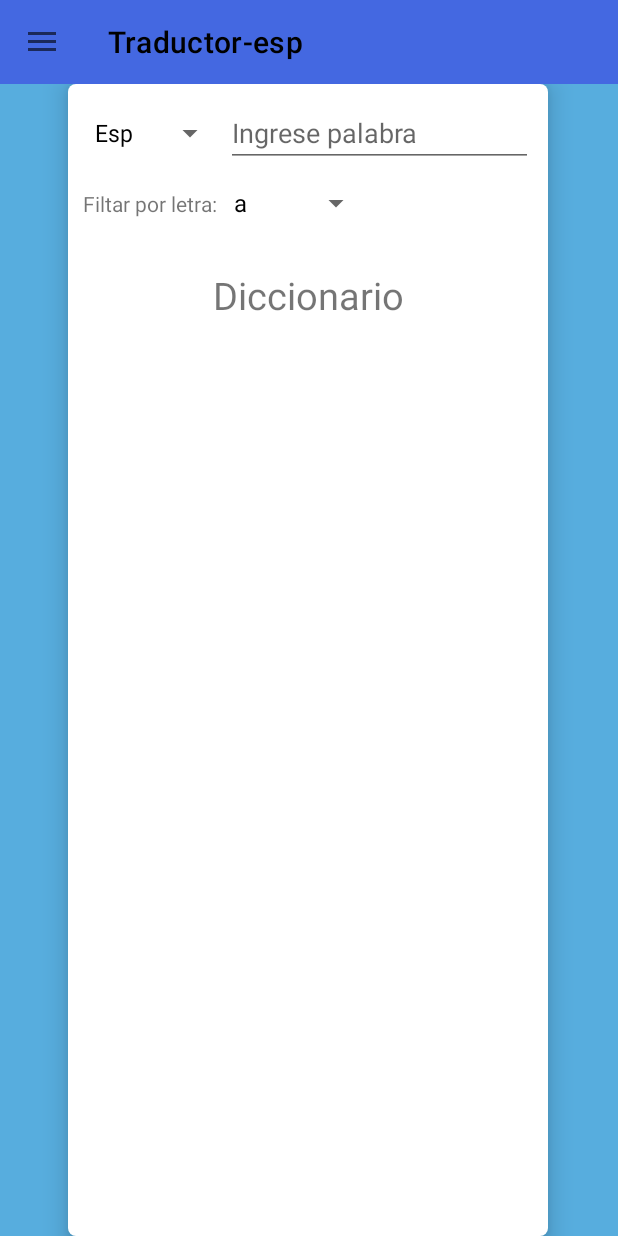
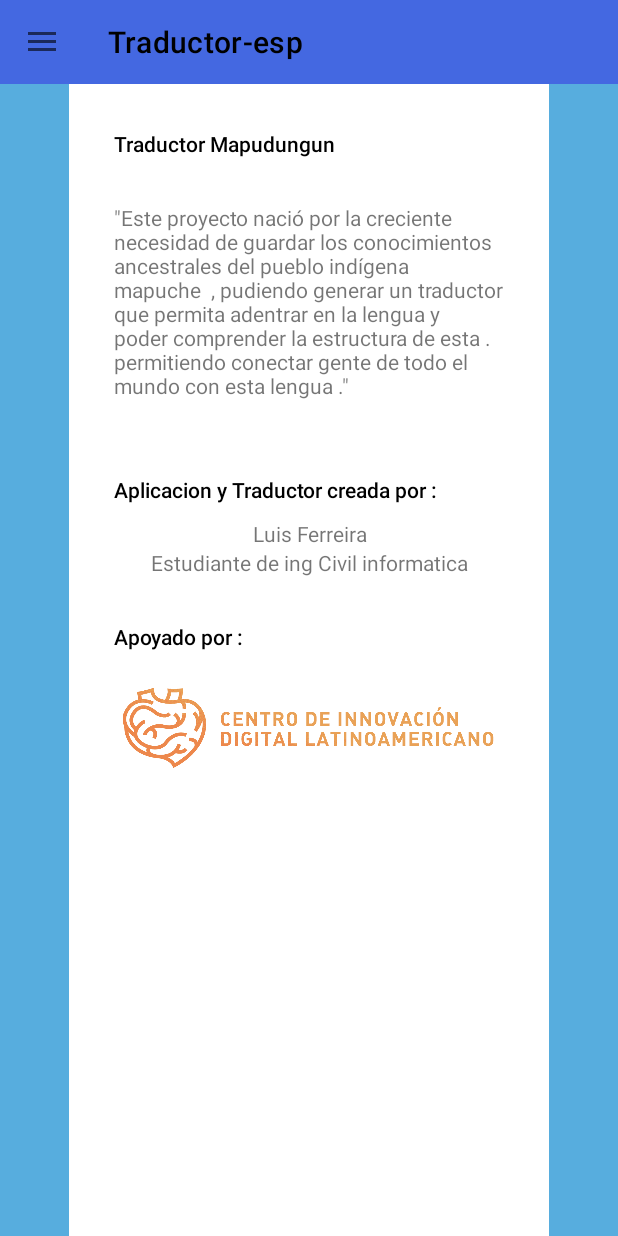
Before and after one commit to CamiloFerreira/TraductorApp, an Android app: the screen it shows after launch (MainActivity), in the side drawer, after a tap on "Creditos", on a phone screen of 412 x 824 dp. Run offline under Robolectric (Android 15) with nearby library versions, the phone set to English and light mode, and no system bars; 2 statements that could not run were skipped.

Commit message:
Cambio en la conexion a la api
Se implemento la libreria retrofit para realizar la conexion a la api

```diff
--- /dev/null
+++ b/app/src/main/java/com/lfserver/tk/Fragments/FragmentCreditos.java
@@ -0,0 +1,24 @@
+package com.lfserver.tk.Fragments;
+
+import android.os.Bundle;
+import android.view.LayoutInflater;
+import android.view.View;
+import android.view.ViewGroup;
+
+import androidx.annotation.NonNull;
+import androidx.annotation.Nullable;
+import androidx.fragment.app.Fragment;
+
+import com.lfserver.tk.R;
+
+public class FragmentCreditos extends Fragment {
+
+    @Nullable
+    @Override
+    public View onCreateView(@NonNull LayoutInflater inflater, @Nullable ViewGroup container, @Nullable Bundle savedInstanceState) {
+        View view = inflater.inflate(R.layout.creditos_popup,container,false);
+
+
+        return view;
+    }
+}
--- a/app/src/main/java/com/lfserver/tk/Fragments/MainFragment.java
+++ b/app/src/main/java/com/lfserver/tk/Fragments/MainFragment.java
@@ -10,11 +10,10 @@ import android.widget.Toast;
 
 import androidx.annotation.NonNull;
 import androidx.annotation.Nullable;
-import androidx.appcompat.app.AppCompatDelegate;
 import androidx.fragment.app.Fragment;
 
-import com.lfserver.tk.ApiConnect;
 import com.lfserver.tk.R;
+import com.lfserver.tk.Retrofit.ApiRetrofit;
 
 
 /*
@@ -29,11 +28,11 @@ public class MainFragment extends Fragment {
 
     Button enviar;
     EditText esp,map;
-    ApiConnect api;
+    ApiRetrofit api;
     Boolean existe_arch;
 
 
-    public  MainFragment(Boolean existe_arc,ApiConnect api){
+    public  MainFragment(Boolean existe_arc, ApiRetrofit api){
         this.existe_arch = existe_arc;
         this.api         = api;
     }
@@ -53,16 +52,17 @@ public class MainFragment extends Fragment {
         //Si existe conexion a internet
         if (api.isOnline()){
             enviar.setOnClickListener(this::Presionado);
+
+
         }else{
-            Toast.makeText(view.getContext(),"No hay conexion a internet",Toast.LENGTH_LONG).show();
+            Toast.makeText(view.getContext(),"No hay conexion a internet !!",Toast.LENGTH_LONG).show();
         }
         return view;
     }
 
     public void Presionado(View view){
         String palabra = esp.getText().toString();
-        String traduccion = api.getTrad(palabra);
-        map.setText(traduccion);
+        api.getTrad(palabra,map);
     }
 
 
--- a/app/src/main/java/com/lfserver/tk/MainActivity.java
+++ b/app/src/main/java/com/lfserver/tk/MainActivity.java
@@ -3,7 +3,6 @@ package com.lfserver.tk;
 import androidx.annotation.NonNull;
 import androidx.appcompat.app.ActionBarDrawerToggle;
 import androidx.appcompat.app.AppCompatActivity;
-import androidx.appcompat.app.AppCompatDelegate;
 import androidx.appcompat.widget.Toolbar;
 import androidx.core.view.GravityCompat;
 import androidx.drawerlayout.widget.DrawerLayout;
@@ -13,17 +12,21 @@ import androidx.fragment.app.FragmentTransaction;
 
 import android.content.Context;
 import android.os.Bundle;
-import android.util.Log;
-import android.view.Menu;
 import android.view.MenuItem;
 import android.widget.Toast;
 import com.google.android.material.navigation.NavigationView;
+import com.google.gson.Gson;
+import com.lfserver.tk.Fragments.FragmentCreditos;
 import com.lfserver.tk.Fragments.FragmentDiccionario;
 import com.lfserver.tk.Fragments.MainFragment;
+import com.lfserver.tk.Retrofit.ApiRetrofit;
+import com.lfserver.tk.Retrofit.Model.PalabrasModel;
+
 import java.io.File;
 import java.io.FileNotFoundException;
 import java.io.FileOutputStream;
 import java.io.IOException;
+import java.util.ArrayList;
 
 
 /*
@@ -43,18 +46,20 @@ public class MainActivity extends AppCompatActivity implements NavigationView.On
     ActionBarDrawerToggle actionBarDrawerToggle;
     Toolbar toolbar;
     NavigationView navigationView;
-    ApiConnect api ;
-
+    ApiRetrofit apiRetrofit;
     //Variables para cargar el fragmento principal
     FragmentManager fragmentManager;
     FragmentTransaction fragmentTransaction;
+
+
 
     @Override
     protected void onCreate(Bundle savedInstanceState) {
         super.onCreate(savedInstanceState);
         setContentView(R.layout.activity_main);
 
-        api = new ApiConnect("http://lfserver.tk:5000",getApplicationContext());
+
+        apiRetrofit = new ApiRetrofit("http://lfserver.tk:5000",getApplicationContext());
 
         //Se carga el toolbar creado , cargando el archivo drawer_toolbar.xml
         toolbar = findViewById(R.id.toolbar);
@@ -81,7 +86,7 @@ public class MainActivity extends AppCompatActivity implements NavigationView.On
         //Cargar fragmento principal
         fragmentManager = getSupportFragmentManager();
         fragmentTransaction  = fragmentManager.beginTransaction();
-        fragmentTransaction.add(R.id.container,new MainFragment(existe(fileList(),"data"),this.api));
+        fragmentTransaction.add(R.id.container,new MainFragment(existe(fileList(),"data"),this.apiRetrofit));
         fragmentTransaction.commit();
 
 
@@ -99,58 +104,29 @@ public class MainActivity extends AppCompatActivity implements NavigationView.On
             //Cargar fragmento principal
             fragmentManager = getSupportFragmentManager();
             fragmentTransaction  = fragmentManager.beginTransaction();
-            fragmentTransaction.replace(R.id.container,new MainFragment(existe(fileList(),"data"),this.api));
+            fragmentTransaction.replace(R.id.container,new MainFragment(existe(fileList(),"data"),this.apiRetrofit));
             fragmentTransaction.commit();
         }
         if(item.getItemId() == R.id.dic){
             //Cargar fragmento Diccionario
-            Fragment dic = new FragmentDiccionario(existe(fileList(),"data"),this.api);
+            Fragment dic = new FragmentDiccionario(existe(fileList(),"data"),this.apiRetrofit);
             fragmentManager = getSupportFragmentManager();
             fragmentTransaction  = fragmentManager.beginTransaction();
             fragmentTransaction.add(R.id.container,dic);
             fragmentTransaction.commit();
         }
         if(item.getItemId() == R.id.creditos){
-            getApplicationContext().deleteFile("data");
-            Toast.makeText(getApplicationContext(),"Creditos",Toast.LENGTH_SHORT).show();
+            fragmentManager = getSupportFragmentManager();
+            fragmentTransaction  = fragmentManager.beginTransaction();
+            fragmentTransaction.replace(R.id.container,new FragmentCreditos());
+            fragmentTransaction.commit();
         }
         if(item.getItemId() == R.id.bajar){
-            this.Savejson();
+            this.getJson();
         }
         return false;
     }
-/*
-    Funcion que sirve para guardar los datos que retorna la api en un arhivo llamado "data",
-    para posteriormente ser leido en los otros fragmentos
- */
-    private void Savejson() {
-        String data  = api.dicString();
-        int largo = data.length();
 
-        //Si el largo de los datos recibidos es mayor a uno se escribe
-        //ya que si es menor significa que los datos fueron recibidos de manera erronea
-        if(largo > 1){
-            //Guarda el archivo
-            Toast.makeText(getApplicationContext(),"Descargando archivo .. ",Toast.LENGTH_SHORT).show();
-            String filename = "data"; //Nombre del archivo donde se guardaran los datos de la api
-            File file = new File(getApplication().getFilesDir(), filename); //Crea el archivo
-            FileOutputStream outputStream;
-            try {
-
-                //Escribe el archivo y lo cierra
-                outputStream = openFileOutput(filename,Context.MODE_PRIVATE);
-                outputStream.write(data.getBytes());
-                outputStream.close();
-                Toast.makeText(getApplicationContext(),"Archivo guardado !  ",Toast.LENGTH_SHORT).show();
-            } catch (FileNotFoundException e) {
-                e.printStackTrace();
-                Toast.makeText(getApplicationContext(),"Error al crear el archivo",Toast.LENGTH_LONG).show();
-            } catch (IOException e) {
-                e.printStackTrace();
-                Toast.makeText(getApplicationContext(),"Error al crear escribir el archivo",Toast.LENGTH_LONG).show();
-            }
-        }
-    }
 
     /*
         Funcion que retorna true si existe el archivo que se le pasa por parametro , teniendo como parametro
@@ -164,4 +140,36 @@ public class MainActivity extends AppCompatActivity implements NavigationView.On
         }
         return false;
     }
+
+    private  void getJson(){
+
+        ArrayList<PalabrasModel>  palabras = apiRetrofit.ListPalabras;
+
+
+        if(apiRetrofit.isOnline()){
+            Toast.makeText(getApplicationContext(),"Descargando datos ...",Toast.LENGTH_SHORT).show();
+            String json = new Gson().toJson(palabras);
+            String filename = "data";
+            File file = new File(getApplicationContext().getFilesDir(), filename);
+            FileOutputStream outputStream;
+
+            try {
+                outputStream = openFileOutput(filename,Context.MODE_PRIVATE);
+                outputStream.write(json.getBytes());
+                outputStream.close();
+                Toast.makeText(getApplicationContext(),"Archivo guardado !  ",Toast.LENGTH_SHORT).show();
+            } catch (FileNotFoundException e) {
+                e.printStackTrace();
+                Toast.makeText(getApplicationContext(),"Error al crear el archivo",Toast.LENGTH_LONG).show();
+            } catch (IOException e) {
+                e.printStackTrace();
+                Toast.makeText(getApplicationContext(),"Error al crear escribir el archivo",Toast.LENGTH_LONG).show();
+            }
+        }else {
+            Toast.makeText(getApplicationContext(),"No hay conexion a internet :(",Toast.LENGTH_SHORT).show();
+        }
+
+
+
+    }
 }
--- /dev/null
+++ b/app/src/main/java/com/lfserver/tk/Retrofit/ApiInterface.java
@@ -0,0 +1,21 @@
+package com.lfserver.tk.Retrofit;
+
+import com.lfserver.tk.Retrofit.Model.ModelDic;
+import com.lfserver.tk.Retrofit.Model.TradModel;
+
+import java.util.List;
+
+import retrofit2.Call;
+import retrofit2.http.GET;
+import retrofit2.http.Path;
+
+public interface ApiInterface {
+
+    @GET("gDic2")
+    Call<List<ModelDic>> getDic();
+
+
+    @GET("gTrad/{text}")
+    Call<TradModel> getTrad(@Path("text") String text);
+
+}
--- /dev/null
+++ b/app/src/main/java/com/lfserver/tk/Retrofit/ApiRetrofit.java
@@ -0,0 +1,126 @@
+package com.lfserver.tk.Retrofit;
+
+import android.content.Context;
+import android.net.ConnectivityManager;
+import android.net.NetworkInfo;
+import android.util.Log;
+import android.widget.EditText;
+import android.widget.Toast;
+
+import com.lfserver.tk.Retrofit.Model.ModelDic;
+import com.lfserver.tk.Retrofit.Model.PalabrasItem;
+import com.lfserver.tk.Retrofit.Model.PalabrasModel;
+import com.lfserver.tk.Retrofit.Model.TradModel;
+
+import java.util.ArrayList;
+import java.util.List;
+
+import retrofit2.Call;
+import retrofit2.Callback;
+import retrofit2.Response;
+import retrofit2.Retrofit;
+import retrofit2.converter.gson.GsonConverterFactory;
+
+public class ApiRetrofit {
+
+    private String url_base;
+    Context context;
+    private Retrofit retrofit;
+    private ApiInterface apiInterface;
+    public  ArrayList<PalabrasModel> ListPalabras;
+    public ApiRetrofit(String url_base,Context context){
+        this.url_base = url_base;
+        this.context = context;
+        this.ListPalabras = new ArrayList<PalabrasModel>();
+
+        this.retrofit = new Retrofit.Builder()
+                .baseUrl(this.url_base)
+                .addConverterFactory(GsonConverterFactory.create())
+                .build();
+        this.apiInterface = retrofit.create(ApiInterface.class);
+        this.getDic();
+
+
+
+    }
+
+
+    public void getDic(){
+        Call<List<ModelDic>> call = apiInterface.getDic();
+
+
+        call.enqueue(new Callback<List<ModelDic>>() {
+            @Override
+            public void onResponse(Call<List<ModelDic>> call, Response<List<ModelDic>> response) {
+
+                //Si sucede un error en la respuesta ( Codigos de error http)
+                if(!response.isSuccessful()){
+                    Toast.makeText(context,"Codigo:" +response.code(),Toast.LENGTH_SHORT);
+                }else {
+                    List<ModelDic>  modelList = response.body();
+
+                    ArrayList<PalabrasModel> list2 = new ArrayList<>();
+                    for(ModelDic modelDic:modelList){
+                        String letra = modelDic.getLetra();
+                        List<PalabrasItem> palabrasItemList = modelDic.getPalabras();
+                        for(PalabrasItem palabrasItem:palabrasItemList){
+                            String palabra = palabrasItem.getPalabra();
+                            List<String> significados = palabrasItem.getSignificado();
+                            PalabrasModel model= new PalabrasModel(letra,palabra,significados);
+                            list2.add(model);
+                        }
+                    }
+
+                    ListPalabras = list2;
+                }
+            }
+
+
+            @Override
+            public void onFailure(Call<List<ModelDic>> call, Throwable t) {
+                Toast.makeText(context,t.getMessage(), Toast.LENGTH_SHORT).show();
+                Log.d("OnFailure",t.getMessage());
+            }
+        });
+
+
+    }
+
+    public void getTrad(String text, EditText map){
+
+
+        Call<TradModel> call = apiInterface.getTrad(text);
+
+        call.enqueue(new Callback<TradModel>() {
+            @Override
+            public void onResponse(Call<TradModel> call, Response<TradModel> response) {
+                if(!response.isSuccessful()){
+                    Toast.makeText(context,"Codigo:" +response.code(),Toast.LENGTH_SHORT).show();
+                }else {
+                    TradModel trad = response.body();
+                    map.setText(trad.getTraduccion());
+                }
+            }
+
+            @Override
+            public void onFailure(Call<TradModel> call, Throwable t) {
+                Toast.makeText(context,t.getLocalizedMessage(),Toast.LENGTH_SHORT).show();
+            }
+        });
+
+    }
+
+    public ArrayList<PalabrasModel> getListPalabras() {
+        return ListPalabras;
+    }
+
+    public  boolean isOnline() {
+        ConnectivityManager connectivityManager = (ConnectivityManager) context.getSystemService(Context.CONNECTIVITY_SERVICE);
+        NetworkInfo networkInfo = connectivityManager.getActiveNetworkInfo();
+        return networkInfo != null && networkInfo.isAvailable() && networkInfo.isConnected();
+    }
+
+
+
+
+}
--- /dev/null
+++ b/app/src/main/res/layout/creditos_popup.xml
@@ -0,0 +1,100 @@
+<?xml version="1.0" encoding="utf-8"?>
+<androidx.constraintlayout.widget.ConstraintLayout xmlns:android="http://schemas.android.com/apk/res/android"
+    xmlns:app="http://schemas.android.com/apk/res-auto"
+    xmlns:tools="http://schemas.android.com/tools"
+    android:layout_width="match_parent"
+    android:layout_height="match_parent"
+    android:background="@color/background"
+    android:orientation="vertical">
+
+    <LinearLayout
+        android:layout_width="320dp"
+        android:layout_height="match_parent"
+        android:background="@color/white"
+        android:orientation="vertical"
+        android:padding="30dp"
+        app:layout_constraintBottom_toBottomOf="parent"
+        app:layout_constraintEnd_toEndOf="parent"
+        app:layout_constraintStart_toStartOf="parent"
+        app:layout_constraintTop_toTopOf="parent">
+
+        <TextView
+            android:id="@+id/textView9"
+            android:layout_width="wrap_content"
+            android:layout_height="wrap_content"
+            android:text="Traductor Mapudungun"
+            android:textAppearance="@style/TextAppearance.AppCompat.Body2" />
+
+        <Space
+            android:layout_width="match_parent"
+            android:layout_height="30dp" />
+
+        <TextView
+            android:id="@+id/textView12"
+            android:layout_width="match_parent"
+            android:layout_height="wrap_content"
+            android:text='"Este proyecto nació por la creciente necesidad de guardar los conocimientos ancestrales del pueblo indígena mapuche  , pudiendo generar un traductor que permita adentrar en la lengua y poder comprender la estructura de esta . permitiendo conectar gente de todo el mundo con esta lengua ."'
+            android:textAppearance="@style/TextAppearance.AppCompat.Small" />
+
+        <Space
+            android:layout_width="match_parent"
+            android:layout_height="50dp" />
+
+        <TextView
+            android:id="@+id/textView13"
+            android:layout_width="match_parent"
+            android:layout_height="wrap_content"
+            android:text="Aplicacion y Traductor creada por : "
+            android:textAppearance="@style/TextAppearance.AppCompat.Body2" />
+
+        <LinearLayout
+            android:layout_width="match_parent"
+            android:layout_height="wrap_content"
+            android:orientation="vertical"
+            android:padding="10dp"
+
+            >
+
+            <TextView
+                android:id="@+id/textView15"
+                android:layout_width="match_parent"
+                android:layout_height="wrap_content"
+                android:text="Luis Ferreira"
+                android:textAlignment="center"
+                android:textAppearance="@style/TextAppearance.AppCompat.Small" />
+
+            <TextView
+                android:id="@+id/textView16"
+                android:layout_width="match_parent"
+                android:layout_height="wrap_content"
+                android:text="Estudiante de ing Civil informatica"
+                android:textAlignment="center"
+                android:textAppearance="@style/TextAppearance.AppCompat.Small" />
+        </LinearLayout>
+
+        <Space
+            android:layout_width="match_parent"
+            android:layout_height="20dp" />
+
+        <TextView
+            android:id="@+id/textView11"
+            android:layout_width="wrap_content"
+            android:layout_height="wrap_content"
+            android:text="Apoyado por :"
+            android:textAppearance="@style/TextAppearance.AppCompat.Body2" />
+
+        <ImageView
+            android:id="@+id/imageView2"
+            android:layout_width="match_parent"
+            android:layout_height="100dp"
+            app:srcCompat="@drawable/cidla" />
+
+        <LinearLayout
+            android:layout_width="match_parent"
+            android:layout_height="wrap_content"
+            android:orientation="horizontal">
+
+        </LinearLayout>
+
+    </LinearLayout>
+</androidx.constraintlayout.widget.ConstraintLayout>
```
Also changed, not shown: app/src/main/java/com/lfserver/tk/AdapterModel.java (+6 -4 lines), app/src/main/java/com/lfserver/tk/Fragments/FragmentDiccionario.java (+85 -101 lines), app/src/main/java/com/lfserver/tk/Retrofit/Model/ModelDic.java (added, +23 -0 lines), app/src/main/java/com/lfserver/tk/Retrofit/Model/PalabrasItem.java (added, +16 -0 lines), app/src/main/java/com/lfserver/tk/Retrofit/Model/PalabrasModel.java (added, +44 -0 lines), app/src/main/java/com/lfserver/tk/Retrofit/Model/TradModel.java (added, +13 -0 lines), app/src/main/java/com/lfserver/tk/Modelo.java (line endings or trailing spaces), app/src/main/res/drawable-hdpi/cidla.png (added), app/src/main/res/mipmap-anydpi-v26/ic_launcher.xml (line endings or trailing spaces), app/src/main/res/mipmap-anydpi-v26/ic_launcher_round.xml (line endings or trailing spaces), app/src/main/res/mipmap-xhdpi/ic_launcher.png, app/src/main/res/mipmap-xxhdpi/ic_launcher.png, app/src/main/res/values/ic_launcher_background.xml (line endings or trailing spaces), app/src/main/res/values/strings.xml (line endings or trailing spaces), 1 more files, 629 other files.
